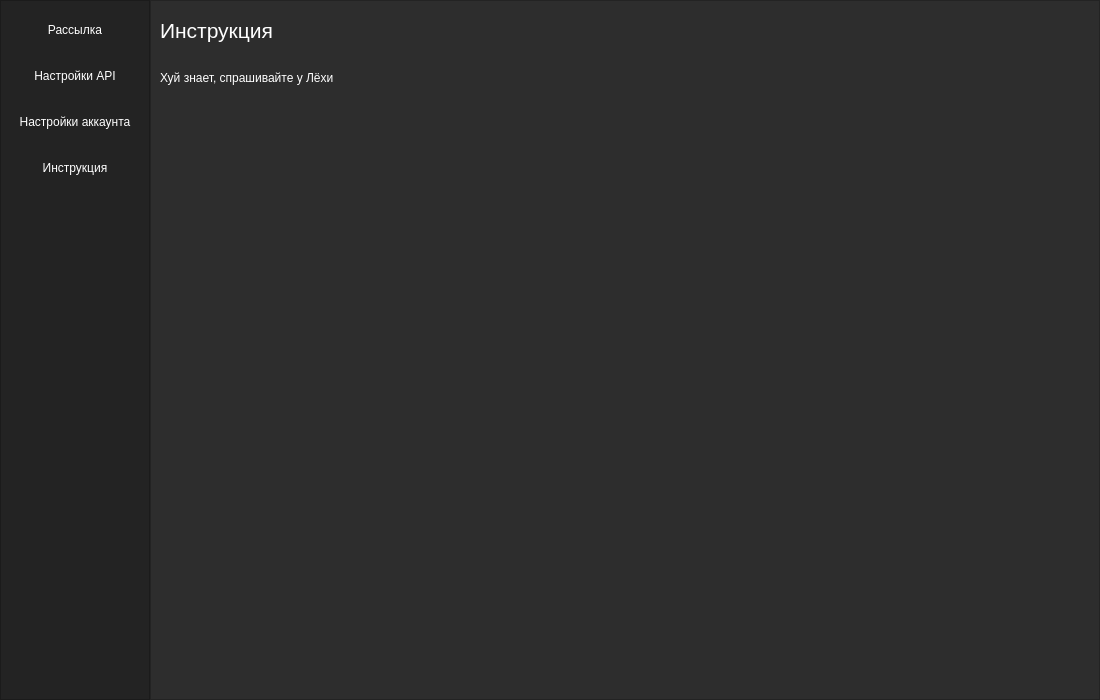
Above: GUI/ui_main.ui from LightninG8/telegram-spammer before the change. Below: the same form after it.
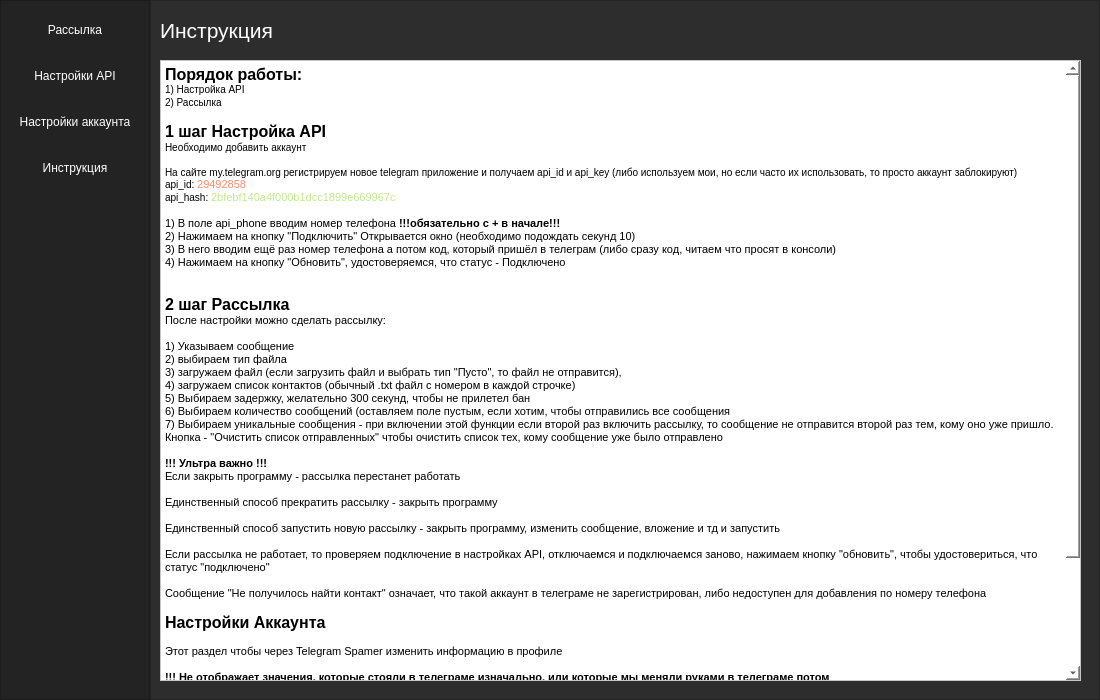
That is the form after the change. The open tabs and pages were chosen to show the change. Icons and pictures are not drawn.

Diff of the .ui file:
```diff
--- a/GUI/ui_main.ui
+++ b/GUI/ui_main.ui
@@ -939,22 +939,6 @@
              </widget>
             </widget>
             <widget class="QWidget" name="page_help">
-             <widget class="QLabel" name="label_2">
-              <property name="geometry">
-               <rect>
-                <x>0</x>
-                <y>60</y>
-                <width>481</width>
-                <height>16</height>
-               </rect>
-              </property>
-              <property name="styleSheet">
-               <string notr="true">color: #fff</string>
-              </property>
-              <property name="text">
-               <string>Хуй знает, спрашивайте у Лёхи</string>
-              </property>
-             </widget>
              <widget class="QLabel" name="label_19">
               <property name="geometry">
                <rect>
@@ -971,6 +955,51 @@
                <string>&lt;html&gt;&lt;head/&gt;&lt;body&gt;&lt;p&gt;&lt;span style=&quot; font-size:16pt;&quot;&gt;Инструкция&lt;/span&gt;&lt;/p&gt;&lt;/body&gt;&lt;/html&gt;</string>
               </property>
              </widget>
+             <widget class="QTextBrowser" name="textBrowser_2">
+              <property name="geometry">
+               <rect>
+                <x>0</x>
+                <y>50</y>
+                <width>921</width>
+                <height>621</height>
+               </rect>
+              </property>
+              <property name="styleSheet">
+               <string notr="true">background-color: #fff</string>
+              </property>
+              <property name="html">
+               <string>&lt;!DOCTYPE HTML PUBLIC &quot;-//W3C//DTD HTML 4.0//EN&quot; &quot;http://www.w3.org/TR/REC-html40/strict.dtd&quot;&gt;
+&lt;html&gt;&lt;head&gt;&lt;meta name=&quot;qrichtext&quot; content=&quot;1&quot; /&gt;&lt;style type=&quot;text/css&quot;&gt;
+p, li { white-space: pre-wrap; }
+&lt;/style&gt;&lt;/head&gt;&lt;body style=&quot; font-family:'MS Shell Dlg 2'; font-size:7.8pt; font-weight:400; font-style:normal;&quot;&gt;
+&lt;p style=&quot; margin-top:0px; margin-bottom:0px; margin-left:0px; margin-right:0px; -qt-block-indent:0; text-indent:0px;&quot;&gt;&lt;span style=&quot; font-size:12pt; font-weight:600;&quot;&gt;Порядок работы:&lt;/span&gt;&lt;br /&gt;1) Настройка API&lt;/p&gt;
+&lt;p style=&quot; margin-top:0px; margin-bottom:0px; margin-left:0px; margin-right:0px; -qt-block-indent:0; text-indent:0px;&quot;&gt;2) Рассылка&lt;/p&gt;
+&lt;p style=&quot;-qt-paragraph-type:empty; margin-top:0px; margin-bottom:0px; margin-left:0px; margin-right:0px; -qt-block-indent:0; text-indent:0px;&quot;&gt;&lt;br /&gt;&lt;/p&gt;
+&lt;p style=&quot; margin-top:0px; margin-bottom:0px; margin-left:0px; margin-right:0px; -qt-block-indent:0; text-indent:0px;&quot;&gt;&lt;span style=&quot; font-size:12pt; font-weight:600;&quot;&gt;1 шаг Настройка API&lt;/span&gt;&lt;/p&gt;
+&lt;p style=&quot; margin-top:0px; margin-bottom:0px; margin-left:0px; margin-right:0px; -qt-block-indent:0; text-indent:0px;&quot;&gt;Необходимо добавить аккаунт&lt;br /&gt;&lt;/p&gt;
+&lt;p style=&quot; margin-top:0px; margin-bottom:0px; margin-left:0px; margin-right:0px; -qt-block-indent:0; text-indent:0px;&quot;&gt;На сайте my.telegram.org регистрируем новое telegram приложение и получаем api_id и api_key (либо используем мои, но если часто их использовать, то просто аккаунт заблокируют)&lt;br /&gt;api_id: &lt;span style=&quot; font-family:'Consolas','Courier New','monospace'; font-size:8pt; color:#f78c6c;&quot;&gt;29492858 &lt;/span&gt;&lt;/p&gt;
+&lt;p style=&quot; margin-top:0px; margin-bottom:0px; margin-left:0px; margin-right:0px; -qt-block-indent:0; text-indent:0px;&quot;&gt;api_hash: &lt;span style=&quot; font-family:'Consolas','Courier New','monospace'; font-size:8pt; color:#c3e88d;&quot;&gt;2bfebf140a4f000b1dcc1899e669967c&lt;/span&gt;&lt;/p&gt;
+&lt;p style=&quot;-qt-paragraph-type:empty; margin-top:0px; margin-bottom:0px; margin-left:0px; margin-right:0px; -qt-block-indent:0; text-indent:0px; font-family:'Consolas','Courier New','monospace'; font-size:8pt; color:#c3e88d;&quot;&gt;&lt;br /&gt;&lt;/p&gt;
+&lt;p style=&quot; margin-top:0px; margin-bottom:0px; margin-left:0px; margin-right:0px; -qt-block-indent:0; text-indent:0px;&quot;&gt;&lt;span style=&quot; font-family:'Consolas','Courier New','monospace'; font-size:8pt; color:#000000;&quot;&gt;1) В поле api_phone вводим номер телефона &lt;/span&gt;&lt;span style=&quot; font-family:'Consolas','Courier New','monospace'; font-size:8pt; font-weight:600; color:#000000;&quot;&gt;!!!обязательно с + в начале!!!&lt;/span&gt;&lt;span style=&quot; font-family:'Consolas','Courier New','monospace'; font-size:8pt; color:#000000;&quot;&gt;&lt;br /&gt;2) Нажимаем на кнопку &amp;quot;Подключить&amp;quot; Открывается окно (необходимо подождать секунд 10)&lt;br /&gt;3) В него вводим ещё раз номер телефона а потом код, который пришёл в телеграм (либо сразу код, читаем что просят в консоли)&lt;br /&gt;4) Нажимаем на кнопку &amp;quot;Обновить&amp;quot;, удостоверяемся, что статус - Подключено&lt;br /&gt;&lt;br /&gt;&lt;/span&gt;&lt;/p&gt;
+&lt;p style=&quot; margin-top:0px; margin-bottom:0px; margin-left:0px; margin-right:0px; -qt-block-indent:0; text-indent:0px;&quot;&gt;&lt;span style=&quot; font-family:'Consolas','Courier New','monospace'; font-size:12pt; font-weight:600; color:#000000;&quot;&gt;2 шаг Рассылка&lt;/span&gt;&lt;/p&gt;
+&lt;p style=&quot; margin-top:0px; margin-bottom:0px; margin-left:0px; margin-right:0px; -qt-block-indent:0; text-indent:0px;&quot;&gt;&lt;span style=&quot; font-family:'Consolas','Courier New','monospace'; font-size:8pt; color:#000000;&quot;&gt;После настройки можно сделать рассылку:&lt;/span&gt;&lt;/p&gt;
+&lt;p style=&quot; margin-top:0px; margin-bottom:0px; margin-left:0px; margin-right:0px; -qt-block-indent:0; text-indent:0px;&quot;&gt;&lt;span style=&quot; font-family:'Consolas','Courier New','monospace'; font-size:8pt; color:#000000;&quot;&gt;&lt;br /&gt;1) Указываем сообщение&lt;br /&gt;2) выбираем тип файла&lt;br /&gt;3) загружаем файл (если загрузить файл и выбрать тип &amp;quot;Пусто&amp;quot;, то файл не отправится),&lt;br /&gt;4) загружаем список контактов (обычный .txt файл с номером в каждой строчке)&lt;/span&gt;&lt;/p&gt;
+&lt;p style=&quot; margin-top:0px; margin-bottom:0px; margin-left:0px; margin-right:0px; -qt-block-indent:0; text-indent:0px;&quot;&gt;&lt;span style=&quot; font-family:'Consolas','Courier New','monospace'; font-size:8pt; color:#000000;&quot;&gt;5) Выбираем задержку, желательно 300 секунд, чтобы не прилетел бан&lt;/span&gt;&lt;/p&gt;
+&lt;p style=&quot; margin-top:0px; margin-bottom:0px; margin-left:0px; margin-right:0px; -qt-block-indent:0; text-indent:0px;&quot;&gt;&lt;span style=&quot; font-family:'Consolas','Courier New','monospace'; font-size:8pt; color:#000000;&quot;&gt;6) Выбираем количество сообщений (оставляем поле пустым, если хотим, чтобы отправились все сообщения&lt;br /&gt;7) Выбираем уникальные сообщения - при включении этой функции если второй раз включить рассылку, то сообщение не отправится второй раз тем, кому оно уже пришло. Кнопка - &amp;quot;Очистить список отправленных&amp;quot; чтобы очистить список тех, кому сообщение уже было отправлено&lt;br /&gt;&lt;/span&gt;&lt;/p&gt;
+&lt;p style=&quot; margin-top:0px; margin-bottom:0px; margin-left:0px; margin-right:0px; -qt-block-indent:0; text-indent:0px;&quot;&gt;&lt;span style=&quot; font-family:'Consolas','Courier New','monospace'; font-size:8pt; font-weight:600; color:#000000;&quot;&gt;!!! Ультра важно !!!&lt;/span&gt;&lt;span style=&quot; font-family:'Consolas','Courier New','monospace'; font-size:8pt; color:#000000;&quot;&gt;&lt;br /&gt;Если закрыть программу - рассылка перестанет работать&lt;br /&gt;&lt;br /&gt;Единственный способ прекратить рассылку - закрыть программу&lt;br /&gt;&lt;br /&gt;Единственный способ запустить новую рассылку - закрыть программу, изменить сообщение, вложение и тд и запустить&lt;br /&gt;&lt;br /&gt;Если рассылка не работает, то проверяем подключение в настройках API, отключаемся и подключаемся заново, нажимаем кнопку &amp;quot;обновить&amp;quot;, чтобы удостовериться, что статус &amp;quot;подключено&amp;quot;&lt;br /&gt;&lt;/span&gt;&lt;/p&gt;
+&lt;p style=&quot; margin-top:0px; margin-bottom:0px; margin-left:0px; margin-right:0px; -qt-block-indent:0; text-indent:0px;&quot;&gt;&lt;span style=&quot; font-family:'Consolas','Courier New','monospace'; font-size:8pt; color:#000000;&quot;&gt;Сообщение &amp;quot;Не получилось найти контакт&amp;quot; означает, что такой аккаунт в телеграме не зарегистрирован, либо недоступен для добавления по номеру телефона&lt;br /&gt;&lt;br /&gt;&lt;/span&gt;&lt;span style=&quot; font-family:'Consolas','Courier New','monospace'; font-size:12pt; font-weight:600; color:#000000;&quot;&gt;Настройки Аккаунта&lt;/span&gt;&lt;/p&gt;
+&lt;p style=&quot; margin-top:0px; margin-bottom:0px; margin-left:0px; margin-right:0px; -qt-block-indent:0; text-indent:0px;&quot;&gt;&lt;span style=&quot; font-family:'Consolas','Courier New','monospace'; font-size:8pt; color:#000000;&quot;&gt;&lt;br /&gt;Этот раздел чтобы через Telegram Spamer изменить информацию в профиле&lt;/span&gt;&lt;/p&gt;
+&lt;p style=&quot; margin-top:0px; margin-bottom:0px; margin-left:0px; margin-right:0px; -qt-block-indent:0; text-indent:0px;&quot;&gt;&lt;span style=&quot; font-family:'Consolas','Courier New','monospace'; font-size:8pt; color:#000000;&quot;&gt;&lt;br /&gt;&lt;/span&gt;&lt;span style=&quot; font-family:'Consolas','Courier New','monospace'; font-size:8pt; font-weight:600; color:#000000;&quot;&gt;!!! Не отображает значения, которые стояли в телеграме изначально, или которые мы меняли руками в телеграме потом&lt;/span&gt;&lt;span style=&quot; font-family:'Consolas','Courier New','monospace'; font-size:8pt; color:#000000;&quot;&gt;&lt;br /&gt;&lt;/span&gt;&lt;/p&gt;
+&lt;p style=&quot; margin-top:0px; margin-bottom:0px; margin-left:0px; margin-right:0px; -qt-block-indent:0; text-indent:0px;&quot;&gt;&lt;span style=&quot; font-family:'Consolas','Courier New','monospace'; font-size:8pt; font-weight:600; color:#000000;&quot;&gt;!!! программа ультра сырая и багованная, так как это мой первый опыт создания десктопных приложений&lt;/span&gt;&lt;/p&gt;
+&lt;p style=&quot;-qt-paragraph-type:empty; margin-top:0px; margin-bottom:0px; margin-left:0px; margin-right:0px; -qt-block-indent:0; text-indent:0px; font-family:'Consolas','Courier New','monospace'; font-size:8pt; font-weight:600; color:#000000;&quot;&gt;&lt;br /&gt;&lt;/p&gt;
+&lt;p style=&quot;-qt-paragraph-type:empty; margin-top:0px; margin-bottom:0px; margin-left:0px; margin-right:0px; -qt-block-indent:0; text-indent:0px; font-family:'Consolas','Courier New','monospace'; font-size:8pt; color:#000000;&quot;&gt;&lt;br /&gt;&lt;/p&gt;
+&lt;p style=&quot;-qt-paragraph-type:empty; margin-top:0px; margin-bottom:0px; margin-left:0px; margin-right:0px; -qt-block-indent:0; text-indent:0px; font-family:'Consolas','Courier New','monospace'; font-size:8pt; color:#000000;&quot;&gt;&lt;br /&gt;&lt;/p&gt;
+&lt;p style=&quot; margin-top:0px; margin-bottom:0px; margin-left:0px; margin-right:0px; -qt-block-indent:0; text-indent:0px;&quot;&gt;&lt;span style=&quot; font-family:'Consolas','Courier New','monospace'; font-size:8pt; font-weight:600; color:#000000;&quot;&gt;&lt;br /&gt;Автор: Алексей Кесслер&lt;/span&gt;&lt;/p&gt;
+&lt;p style=&quot; margin-top:0px; margin-bottom:0px; margin-left:0px; margin-right:0px; -qt-block-indent:0; text-indent:0px;&quot;&gt;&lt;span style=&quot; font-family:'Consolas','Courier New','monospace'; font-size:8pt; font-weight:600; color:#000000;&quot;&gt;Telegram: Aleksey_Kessler&lt;/span&gt;&lt;/p&gt;
+&lt;p style=&quot;-qt-paragraph-type:empty; margin-top:0px; margin-bottom:0px; margin-left:0px; margin-right:0px; -qt-block-indent:0; text-indent:0px; font-family:'Consolas','Courier New','monospace'; font-size:8pt; color:#000000;&quot;&gt;&lt;br /&gt;&lt;/p&gt;
+&lt;p style=&quot;-qt-paragraph-type:empty; margin-top:0px; margin-bottom:0px; margin-left:0px; margin-right:0px; -qt-block-indent:0; text-indent:0px; font-family:'Consolas','Courier New','monospace'; font-size:8pt; color:#000000;&quot;&gt;&lt;br /&gt;&lt;/p&gt;&lt;/body&gt;&lt;/html&gt;</string>
+              </property>
+             </widget>
             </widget>
            </widget>
           </item>
```
Left out of the diff: 11 changed lines with no effect on the pictures.
